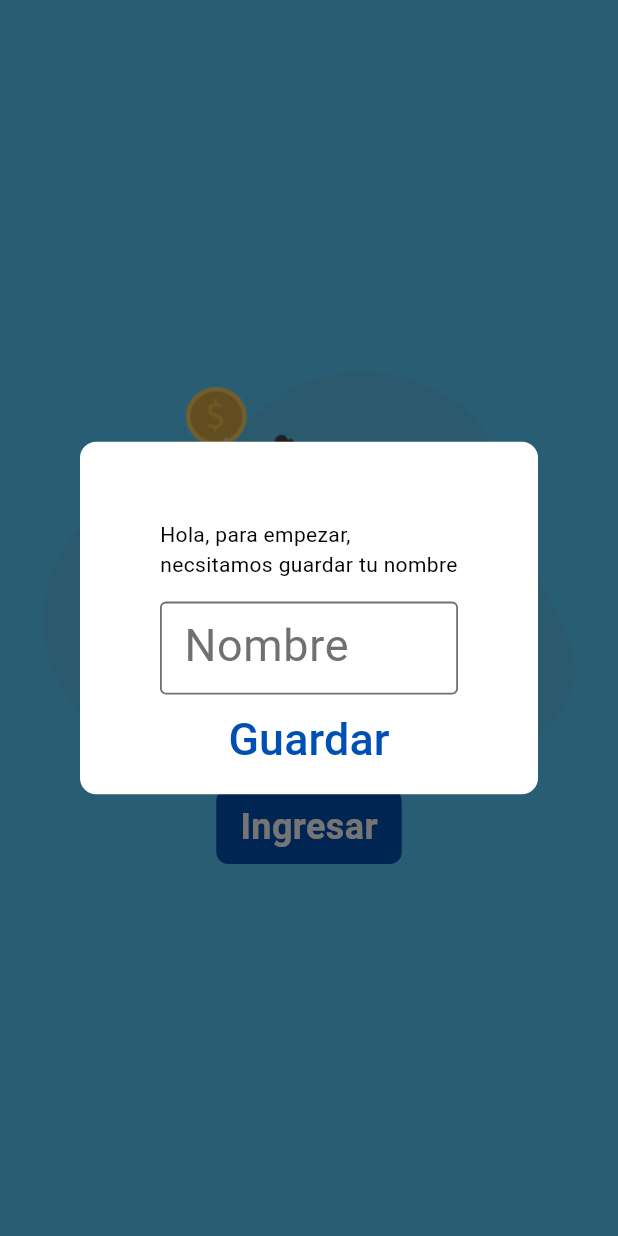
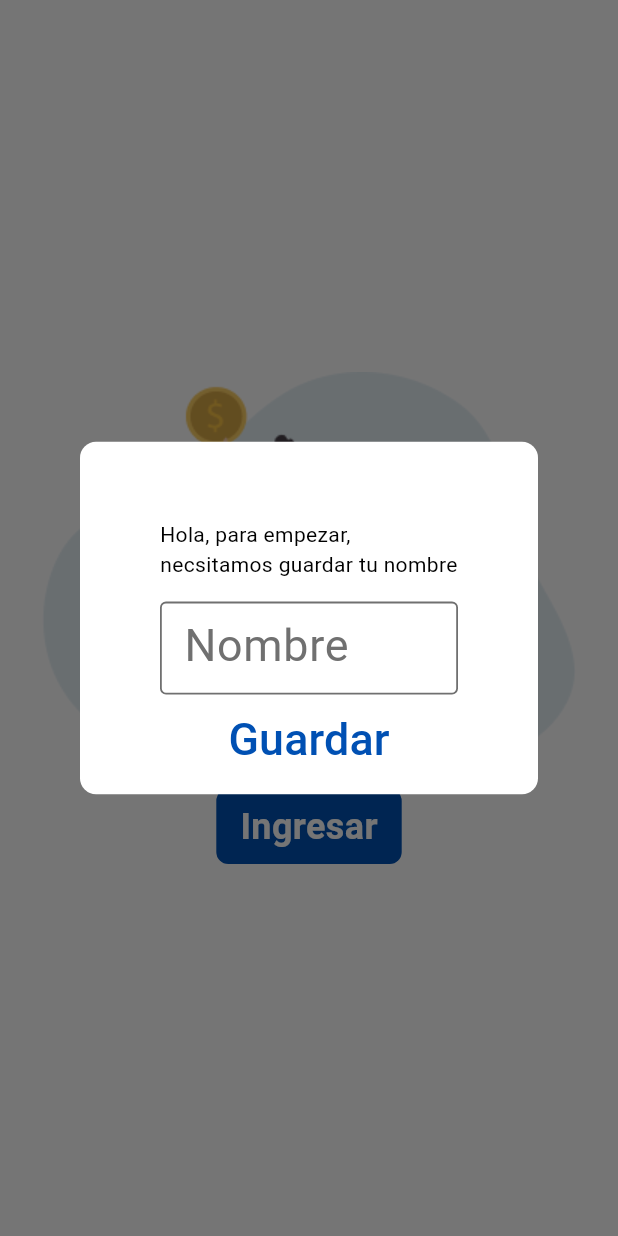
Before and after one commit to JosephLugoGPDS/yummysuchi, a Flutter app: the screen it shows after launch, on a phone screen of 412 x 824 dp. Run offline on Flutter 3.47's test engine with Material 3 defaults, Android fonts, the phone set to English and light mode, and no system bars; our stand-ins replace cloud_firestore, device_info_plus, firebase_core, flutter_bloc, flutter_speed_dial, flutter_svg and 5 more; accounts and stored records are empty; generated files the repository leaves out were written again.

Commit message:
chore: new splash

```diff
--- a/lib/views/splash_view.dart
+++ b/lib/views/splash_view.dart
@@ -20,7 +20,7 @@ class SplashView extends StatelessWidget {
     return MultiBlocProvider(
       providers: [
         BlocProvider(
-          create: (_) => di.sl<IsSavedUserCubit>()..loadSavedUser(),
+          create: (_) => di.sl<IsSavedUserCubit>(),
         ),
       ],
       child: const SplashScreen(),
@@ -36,7 +36,7 @@ class SplashScreen extends StatelessWidget {
     final TextEditingController controller = TextEditingController();
     final AppLocalizations l10n = context.l10n;
     return Scaffold(
-      backgroundColor: AppTheme.primaryColor,
+      backgroundColor: Colors.white,
       body: Center(
         child: BlocBuilder<GetUuidBloc, GetUuidState>(
           builder: (context, stateGetUuidState) {
@@ -48,9 +48,8 @@ class SplashScreen extends StatelessWidget {
                     context
                         .read<GetUserBloc>()
                         .add(FetchUserEvent(uuid: stateGetUuidState.uuid));
-                  context
-                      .read<GetInventoriesBloc>()
-                      .add(FetchInventoriesEvent(uuid: stateGetUuidState.uuid));
+                    context.read<GetInventoriesBloc>().add(
+                        FetchInventoriesEvent(uuid: stateGetUuidState.uuid));
                   } else {
                     showDialog(
                       barrierDismissible: false,
@@ -102,7 +101,8 @@ class SplashScreen extends StatelessWidget {
                                             .showSnackBar(
                                           SnackBar(
                                             content: Text(l10n.nameRequired),
-                                          backgroundColor: AppTheme.accentColor,
+                                            backgroundColor:
+                                                AppTheme.accentColor,
                                           ),
                                         );
                                       }
@@ -127,8 +127,8 @@ class SplashScreen extends StatelessWidget {
                     Assets.splashPng.image(),
                     const SizedBox(height: 16),
                     Container(
-                    padding:
-                        const EdgeInsets.symmetric(horizontal: 16, vertical: 8),
+                      padding: const EdgeInsets.symmetric(
+                          horizontal: 16, vertical: 8),
                       decoration: BoxDecoration(
                         color: AppTheme.accentColor,
                         borderRadius: BorderRadius.circular(8),
@@ -151,26 +151,35 @@ class SplashScreen extends StatelessWidget {
                 children: [
                   Assets.splashPng.image(),
                   const SizedBox(height: 16),
-                Container(
+                  Padding(
                     padding:
-                      const EdgeInsets.symmetric(horizontal: 16, vertical: 8),
-                  decoration: BoxDecoration(
-                    color: AppTheme.accentColor,
-                    borderRadius: BorderRadius.circular(8),
+                        EdgeInsets.symmetric(horizontal: 16.w, vertical: 8.h),
+                    child: Text(
+                      l10n.app,
+                      textAlign: TextAlign.center,
+                      style: TextStyle(
+                        color: Colors.black,
+                        fontSize: 32.sp,
+                        fontWeight: FontWeight.bold,
                       ),
-                  child: const Text(
-                    'Ingresar',
+                    ),
+                  ),
+                  Padding(
+                    padding: EdgeInsets.only(top: 4.h, bottom: 12.h),
+                    child: Text(
+                      'Bienvenido',
                       style: TextStyle(
-                      color: Colors.white,
-                      fontSize: 24,
-                      fontWeight: FontWeight.bold,
+                        color: AppTheme.grayTextColor,
+                        fontSize: 16.sp,
+                        fontWeight: FontWeight.normal,
                       ),
                     ),
                   ),
                 ],
               );
             }
-        }),
+          },
+        ),
       ),
     );
   }
```
Lines whose indentation alone changed are shown as unchanged.
